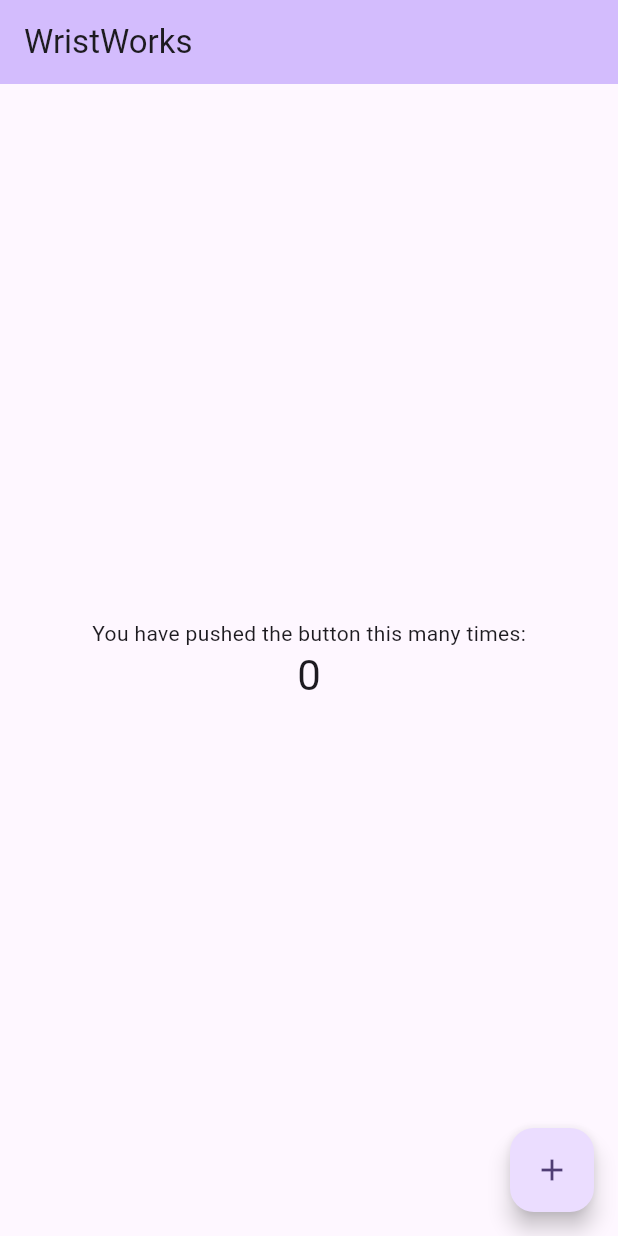
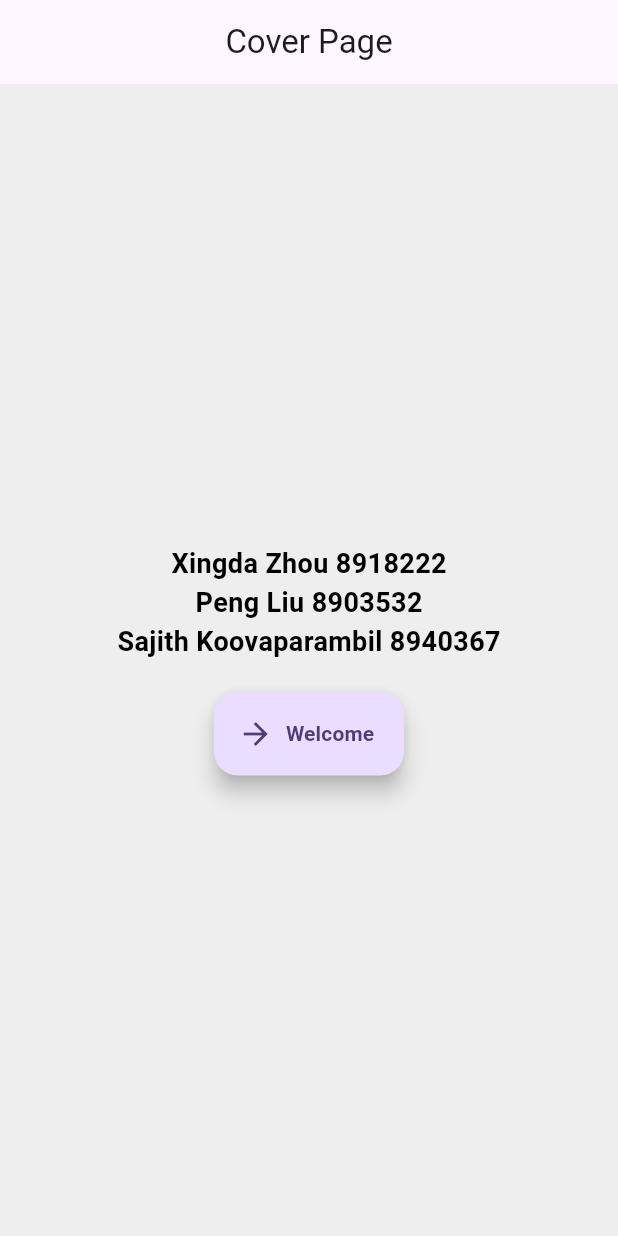
Before and after one commit to PoetLiu/PROG8701-MobileProject2, a Flutter app: the screen it shows after launch, on a phone screen of 412 x 824 dp. Run offline on Flutter 3.47's test engine with Material 3 defaults, Android fonts, the phone set to English and light mode, and no system bars.

Commit message:
added cover and home pages

```diff
--- /dev/null
+++ b/lib/cover_page.dart
@@ -0,0 +1,44 @@
+import 'package:flutter/material.dart';
+import 'home_page.dart';
+
+class CoverPage extends StatelessWidget {
+  final TextStyle textStyleBold = const TextStyle(
+    fontWeight: FontWeight.bold,
+    fontSize: 18,
+    color: Colors.black,
+  );
+
+  @override
+  Widget build(BuildContext context) {
+    return Scaffold(
+      appBar: AppBar(
+        title: const Text('Cover Page'),
+        centerTitle: true,
+      ),
+      body: Container(
+        color: Colors.grey[200],
+        child: Center(
+          child: Column(
+            mainAxisAlignment: MainAxisAlignment.center,
+            children: [
+              Text('Xingda Zhou 8918222', style: textStyleBold),
+              Text('Peng Liu 8903532', style: textStyleBold),
+              Text('Sajith Koovaparambil 8940367', style: textStyleBold),
+              const SizedBox(height: 20),
+              FloatingActionButton.extended(
+                onPressed: () {
+                  Navigator.push(
+                    context,
+                    MaterialPageRoute(builder: (context) => HomePage()),
+                  );
+                },
+                label: const Text("Welcome", style: TextStyle(fontWeight: FontWeight.bold)),
+                icon: const Icon(Icons.arrow_forward),
+              ),
+            ],
+          ),
+        ),
+      ),
+    );
+  }
+}
--- a/lib/main.dart
+++ b/lib/main.dart
@@ -1,4 +1,6 @@
+// main.dart
 import 'package:flutter/material.dart';
+import 'cover_page.dart';
 
 void main() {
   runApp(const MyApp());
@@ -7,119 +9,15 @@ void main() {
 class MyApp extends StatelessWidget {
   const MyApp({super.key});
 
-  // This widget is the root of your application.
   @override
   Widget build(BuildContext context) {
     return MaterialApp(
       title: 'WristWorks',
       theme: ThemeData(
-        // This is the theme of your application.
-        //
-        // TRY THIS: Try running your application with "flutter run". You'll see
-        // the application has a purple toolbar. Then, without quitting the app,
-        // try changing the seedColor in the colorScheme below to Colors.green
-        // and then invoke "hot reload" (save your changes or press the "hot
-        // reload" button in a Flutter-supported IDE, or press "r" if you used
-        // the command line to start the app).
-        //
-        // Notice that the counter didn't reset back to zero; the application
-        // state is not lost during the reload. To reset the state, use hot
-        // restart instead.
-        //
-        // This works for code too, not just values: Most code changes can be
-        // tested with just a hot reload.
         colorScheme: ColorScheme.fromSeed(seedColor: Colors.deepPurple),
         useMaterial3: true,
       ),
-      home: const MyHomePage(title: 'WristWorks'),
+      home: CoverPage(),
     );
   }
 }
-
-class MyHomePage extends StatefulWidget {
-  const MyHomePage({super.key, required this.title});
-
-  // This widget is the home page of your application. It is stateful, meaning
-  // that it has a State object (defined below) that contains fields that affect
-  // how it looks.
-
-  // This class is the configuration for the state. It holds the values (in this
-  // case the title) provided by the parent (in this case the App widget) and
-  // used by the build method of the State. Fields in a Widget subclass are
-  // always marked "final".
-
-  final String title;
-
-  @override
-  State<MyHomePage> createState() => _MyHomePageState();
-}
-
-class _MyHomePageState extends State<MyHomePage> {
-  int _counter = 0;
-
-  void _incrementCounter() {
-    setState(() {
-      // This call to setState tells the Flutter framework that something has
-      // changed in this State, which causes it to rerun the build method below
-      // so that the display can reflect the updated values. If we changed
-      // _counter without calling setState(), then the build method would not be
-      // called again, and so nothing would appear to happen.
-      _counter++;
-    });
-  }
-
-  @override
-  Widget build(BuildContext context) {
-    // This method is rerun every time setState is called, for instance as done
-    // by the _incrementCounter method above.
-    //
-    // The Flutter framework has been optimized to make rerunning build methods
-    // fast, so that you can just rebuild anything that needs updating rather
-    // than having to individually change instances of widgets.
-    return Scaffold(
-      appBar: AppBar(
-        // TRY THIS: Try changing the color here to a specific color (to
-        // Colors.amber, perhaps?) and trigger a hot reload to see the AppBar
-        // change color while the other colors stay the same.
-        backgroundColor: Theme.of(context).colorScheme.inversePrimary,
-        // Here we take the value from the MyHomePage object that was created by
-        // the App.build method, and use it to set our appbar title.
-        title: Text(widget.title),
-      ),
-      body: Center(
-        // Center is a layout widget. It takes a single child and positions it
-        // in the middle of the parent.
-        child: Column(
-          // Column is also a layout widget. It takes a list of children and
-          // arranges them vertically. By default, it sizes itself to fit its
-          // children horizontally, and tries to be as tall as its parent.
-          //
-          // Column has various properties to control how it sizes itself and
-          // how it positions its children. Here we use mainAxisAlignment to
-          // center the children vertically; the main axis here is the vertical
-          // axis because Columns are vertical (the cross axis would be
-          // horizontal).
-          //
-          // TRY THIS: Invoke "debug painting" (choose the "Toggle Debug Paint"
-          // action in the IDE, or press "p" in the console), to see the
-          // wireframe for each widget.
-          mainAxisAlignment: MainAxisAlignment.center,
-          children: <Widget>[
-            const Text(
-              'You have pushed the button this many times:',
-            ),
-            Text(
-              '$_counter',
-              style: Theme.of(context).textTheme.headlineMedium,
-            ),
-          ],
-        ),
-      ),
-      floatingActionButton: FloatingActionButton(
-        onPressed: _incrementCounter,
-        tooltip: 'Increment',
-        child: const Icon(Icons.add),
-      ), // This trailing comma makes auto-formatting nicer for build methods.
-    );
-  }
-}
--- a/pubspec.yaml
+++ b/pubspec.yaml
@@ -70,6 +70,7 @@ flutter:
      - images/perpetual.png
      - images/promaster.png
      - images/tsuki.jpg
+     - images/home.jpeg
 
   # An image asset can refer to one or more resolution-specific "variants", see
   # https://flutter.dev/assets-and-images/#resolution-aware
```
Also changed, not shown: lib/home_page.dart (added, +37 -0 lines), images/home.jpeg (added), 1 other file.
